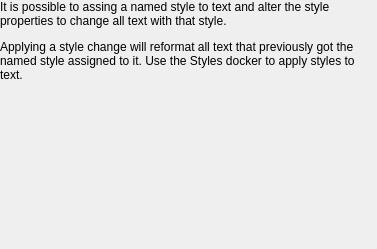
Old version of the form plugins/textshape/dialogs/StyleManagerWelcome.ui in the repository KDE/krita.
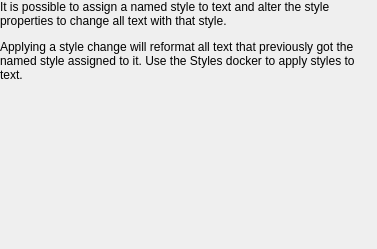
New version of the form.

Patch:
```diff
--- a/plugins/textshape/dialogs/StyleManagerWelcome.ui
+++ b/plugins/textshape/dialogs/StyleManagerWelcome.ui
@@ -38,7 +38,7 @@
 &lt;html&gt;&lt;head&gt;&lt;meta name=&quot;qrichtext&quot; content=&quot;1&quot; /&gt;&lt;style type=&quot;text/css&quot;&gt;
 p, li { white-space: pre-wrap; }
 &lt;/style&gt;&lt;/head&gt;&lt;body style=&quot; font-family:'DejaVu Sans'; font-size:9pt; font-weight:400; font-style:normal;&quot;&gt;
-&lt;p style=&quot; margin-top:12px; margin-bottom:12px; margin-left:0px; margin-right:0px; -qt-block-indent:0; text-indent:0px;&quot;&gt;It is possible to assing a named style to text and alter the style properties to change all text with that style.&lt;/p&gt;
+&lt;p style=&quot; margin-top:12px; margin-bottom:12px; margin-left:0px; margin-right:0px; -qt-block-indent:0; text-indent:0px;&quot;&gt;It is possible to assign a named style to text and alter the style properties to change all text with that style.&lt;/p&gt;
 &lt;p style=&quot; margin-top:12px; margin-bottom:12px; margin-left:0px; margin-right:0px; -qt-block-indent:0; text-indent:0px;&quot;&gt;Applying a style change will reformat all text that previously got the named style assigned to it. Use the Styles docker to apply styles to text.&lt;/p&gt;&lt;/body&gt;&lt;/html&gt;</string>
        </property>
        <property name="textFormat">
```
